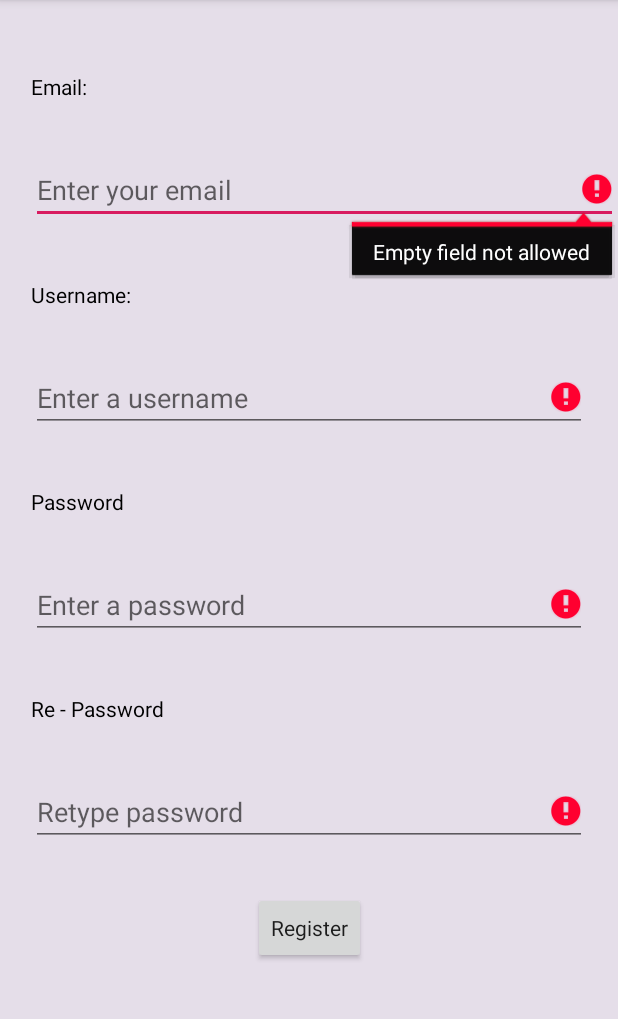
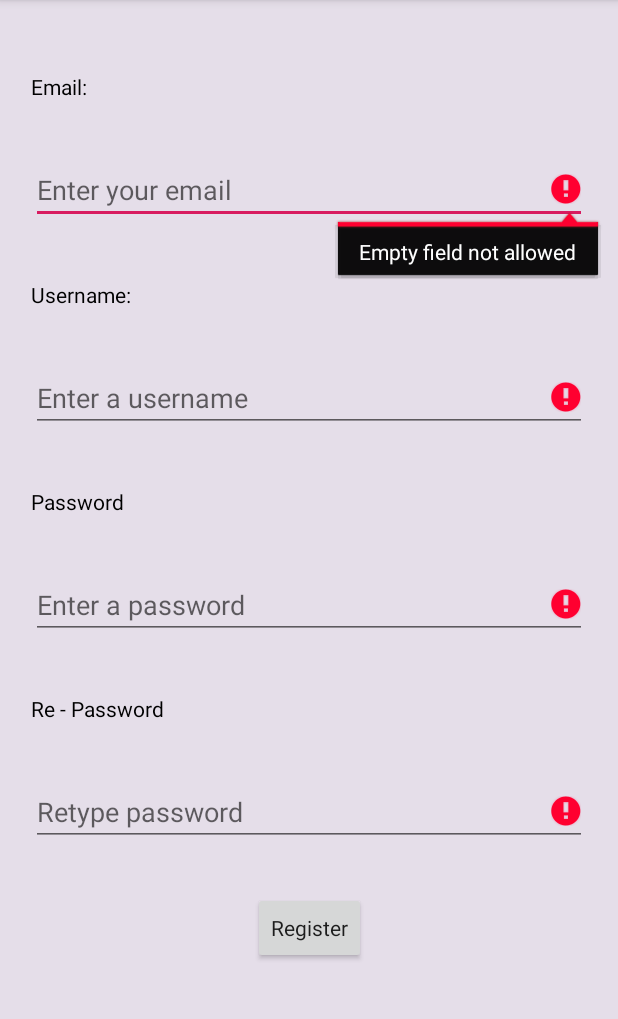
Before and after one commit to karajanov/Cookbook-Android, an Android app: the RegistrationActivity screen opened directly, with no data from a screen before it, after a tap on "Register", on a phone screen of 412 x 824 dp, the part 84-1103 px from its top. Run offline under Robolectric (Android 15) with nearby library versions, the phone set to English and light mode, and no system bars; Roboto replaces fonts that are not available here.

Commit message:
registration form validations

```diff
--- a/CookbookApp/app/src/main/java/com/example/cookbookapp/Helper.java
+++ b/CookbookApp/app/src/main/java/com/example/cookbookapp/Helper.java
@@ -3,6 +3,7 @@ package com.example.cookbookapp;
 import android.text.TextUtils;
 import android.widget.EditText;
 
+import java.util.ArrayList;
 import java.util.regex.Matcher;
 import java.util.regex.Pattern;
 
@@ -10,6 +11,8 @@ public class Helper {
 
     public static final String RECIPES_API_BASE = "http://localhost:5000/api/";
     public static final String IMAGE_API_URL = "http://localhost:5000/images/";
+    public static final int MIN_USERNAME_LENGTH = 3;
+    public static final int MIN_PASSWORD_LENGTH = 8;
 
     public static void removeFocus(EditText editText) {
         editText.setFocusableInTouchMode(false);
@@ -30,16 +33,43 @@ public class Helper {
         editText.setError(null);
     }
 
-    public static boolean isEmailValid(String email) {
+    public static boolean isEmailValid(EditText editTextEmail) {
+        if(editTextEmail == null) return false;
+        String email = editTextEmail.getText().toString();
         String expression = "^[\\w\\.-]+@([\\w\\-]+\\.)+[A-Z]{2,4}$";
         Pattern pattern = Pattern.compile(expression, Pattern.CASE_INSENSITIVE);
         Matcher matcher = pattern.matcher(email);
         return matcher.matches();
     }
 
-    public static Boolean isFieldEmpty(EditText editText) {
-        if(editText == null)
-            return null;
+    public static boolean isFieldEmpty(EditText editText) {
+        if(editText == null) return true;
         return TextUtils.isEmpty(editText.getText().toString());
     }
+
+    public static void performEmptyFieldCheck(ArrayList<EditText> editTextList) {
+        if(editTextList == null) return;
+        for(EditText et : editTextList) {
+            if(isFieldEmpty(et)) {
+               displayErrorMessage(et, "Empty field not allowed");
+            } else {
+               clearErrorField(et);
+            }
+        }
+    }
+
+    public static boolean areAllFieldsFilledIn(ArrayList<EditText> editTextList) {
+        if(editTextList == null) return false;
+        for(EditText et: editTextList) {
+            if(isFieldEmpty(et)) {
+              return false;
+            }
+        }
+        return true;
+    }
+
+    public static int getFieldLength(EditText editText) {
+        if(editText == null) return -1;
+        return editText.getText().toString().length();
+    }
 }
--- a/CookbookApp/app/src/main/java/com/example/cookbookapp/RegistrationActivity.java
+++ b/CookbookApp/app/src/main/java/com/example/cookbookapp/RegistrationActivity.java
@@ -7,6 +7,7 @@ import android.os.Bundle;
 import android.view.View;
 import android.widget.Button;
 import android.widget.EditText;
+import android.widget.Toast;
 
 import java.util.ArrayList;
 
@@ -44,7 +45,23 @@ public class RegistrationActivity extends AppCompatActivity {
         confirmRegistrationBtn.setOnClickListener(new View.OnClickListener() {
             @Override
             public void onClick(View v) {
-                performEmptyFieldCheck();
+               Helper.performEmptyFieldCheck(editTextList);
+               if(Helper.areAllFieldsFilledIn(editTextList)) {
+                   boolean isEmailValid = Helper.isEmailValid(editTextEmail);
+                   if(!isEmailValid) {
+                       Helper.displayErrorMessage(editTextEmail, "Invalid email");
+                       return;
+                   } else {
+                       Helper.clearErrorField(editTextEmail);
+                   }
+                   if(Helper.getFieldLength(editTextUsername) < Helper.MIN_USERNAME_LENGTH) {
+                       Helper.displayErrorMessage(editTextUsername, "Min Length is 3");
+                       return;
+                   }else {
+                       Helper.clearErrorField(editTextUsername);
+                   }
+                   //p length
+               }
             }
         });
     }
@@ -56,14 +73,6 @@ public class RegistrationActivity extends AppCompatActivity {
         editTextList.add(editTextRe);
     }
 
-    private void performEmptyFieldCheck() {
-        for(EditText et : editTextList) {
-            if(Helper.isFieldEmpty(et)) {
-                Helper.displayErrorMessage(et, "Empty field not allowed");
-            } else {
-                Helper.clearErrorField(et);
-            }
-        }
-    }
+
 
 }
--- a/CookbookApp/app/src/main/res/layout/activity_registration.xml
+++ b/CookbookApp/app/src/main/res/layout/activity_registration.xml
@@ -39,7 +39,7 @@
         android:text="@string/Email"
         android:textColor="@android:color/background_dark"
         app:layout_constraintBottom_toTopOf="@+id/mid_one"
-        app:layout_constraintEnd_toEndOf="parent"
+        app:layout_constraintEnd_toStartOf="@+id/vert_right"
         app:layout_constraintStart_toStartOf="@+id/vert_left"
         app:layout_constraintTop_toTopOf="@+id/h_top" />
 
@@ -74,8 +74,10 @@
         android:ems="10"
         android:hint="@string/register_email"
         android:inputType="textEmailAddress"
+        android:maxLength="32"
+        android:maxLines="1"
         app:layout_constraintBottom_toTopOf="@+id/mid_three"
-        app:layout_constraintEnd_toEndOf="parent"
+        app:layout_constraintEnd_toStartOf="@+id/vert_right"
         app:layout_constraintStart_toStartOf="@+id/vert_left"
         app:layout_constraintTop_toTopOf="@+id/mid_two" />
 
@@ -102,7 +104,7 @@
         android:text="@string/Username"
         android:textColor="@android:color/background_dark"
         app:layout_constraintBottom_toTopOf="@+id/mid_five"
-        app:layout_constraintEnd_toEndOf="parent"
+        app:layout_constraintEnd_toStartOf="@+id/vert_right"
         app:layout_constraintStart_toStartOf="@+id/vert_left"
         app:layout_constraintTop_toTopOf="@+id/mid_four" />
 
@@ -129,6 +131,8 @@
         android:ems="10"
         android:hint="@string/register_username"
         android:inputType="textPersonName"
+        android:maxLength="20"
+        android:maxLines="1"
         app:layout_constraintBottom_toTopOf="@+id/mid_seven"
         app:layout_constraintEnd_toStartOf="@+id/vert_right"
         app:layout_constraintStart_toStartOf="@+id/vert_left"
@@ -176,6 +180,7 @@
         android:ems="10"
         android:hint="@string/register_password"
         android:inputType="textPassword"
+        android:maxLines="1"
         app:layout_constraintBottom_toTopOf="@+id/mid_eleven"
         app:layout_constraintEnd_toStartOf="@+id/vert_right"
         app:layout_constraintStart_toStartOf="@+id/vert_left"
@@ -239,6 +244,7 @@
         android:ems="10"
         android:hint="@string/register_re"
         android:inputType="textPassword"
+        android:maxLines="1"
         app:layout_constraintBottom_toTopOf="@+id/mid_fifteen"
         app:layout_constraintEnd_toStartOf="@+id/vert_right"
         app:layout_constraintStart_toStartOf="@+id/vert_left"
```
